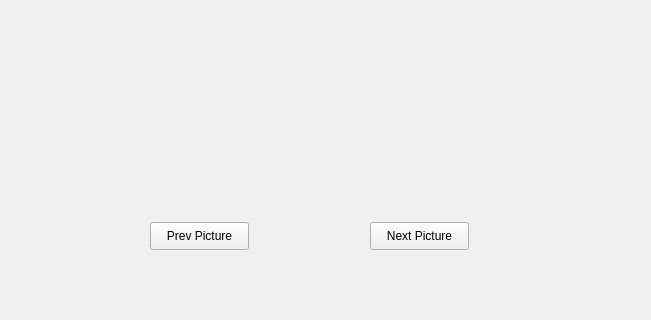
First picture: the form in objDetectProgram.ui, repository ahmadnav/AnnotationTool, before the edit; both pictures show x 0 to 651 and y 348 to 668 of the 1060 by 668 pixel window.
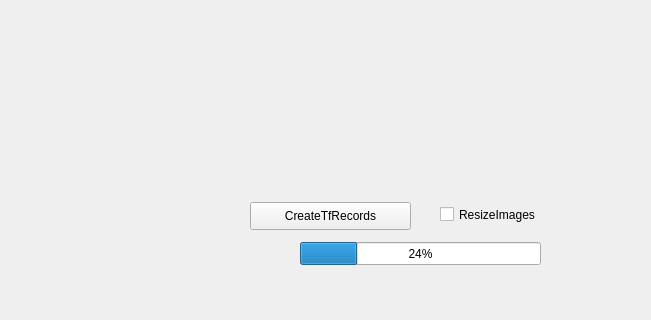
Second picture: the form after the edit.

```diff
--- a/objDetectProgram.ui
+++ b/objDetectProgram.ui
@@ -17,27 +17,14 @@
    <widget class="QPushButton" name="pushButton">
     <property name="geometry">
      <rect>
-      <x>150</x>
-      <y>570</y>
-      <width>99</width>
+      <x>250</x>
+      <y>550</y>
+      <width>161</width>
       <height>28</height>
      </rect>
     </property>
     <property name="text">
-     <string>Prev Picture</string>
-    </property>
-   </widget>
-   <widget class="QPushButton" name="pushButton_2">
-    <property name="geometry">
-     <rect>
-      <x>370</x>
-      <y>570</y>
-      <width>99</width>
-      <height>28</height>
-     </rect>
-    </property>
-    <property name="text">
-     <string>Next Picture</string>
+     <string>CreateTfRecords</string>
     </property>
    </widget>
    <widget class="QComboBox" name="ctgListComboBox">
@@ -148,6 +135,43 @@
      <string>SaveAnnots</string>
     </property>
    </widget>
+   <widget class="QCheckBox" name="imgResize">
+    <property name="geometry">
+     <rect>
+      <x>440</x>
+      <y>550</y>
+      <width>131</width>
+      <height>25</height>
+     </rect>
+    </property>
+    <property name="text">
+     <string>ResizeImages</string>
+    </property>
+   </widget>
+   <widget class="QProgressBar" name="tfRecordProgress">
+    <property name="geometry">
+     <rect>
+      <x>300</x>
+      <y>590</y>
+      <width>241</width>
+      <height>23</height>
+     </rect>
+    </property>
+    <property name="value">
+     <number>24</number>
+    </property>
+   </widget>
+   <zorder>ctgListComboBox</zorder>
+   <zorder>label</zorder>
+   <zorder>addctgButton</zorder>
+   <zorder>addCtglineEdit</zorder>
+   <zorder>rmvctgButton</zorder>
+   <zorder>imgprvlabel</zorder>
+   <zorder>imgListWidget</zorder>
+   <zorder>saveAnnotsBtn</zorder>
+   <zorder>createTfRecords</zorder>
+   <zorder>imgResize</zorder>
+   <zorder>tfRecordProgress</zorder>
   </widget>
   <widget class="QMenuBar" name="menubar">
    <property name="geometry">
```
Left out of the diff: 2 changed lines with no effect on the pictures.
